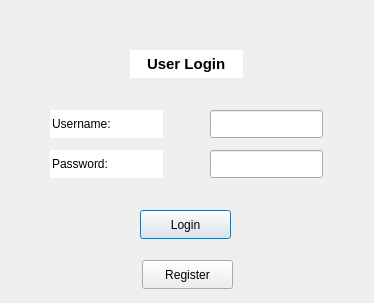
The window that userloginwindow.ui (KirolousFouty/Hospital_Project) describes before a commit, drawn with Qt 5.
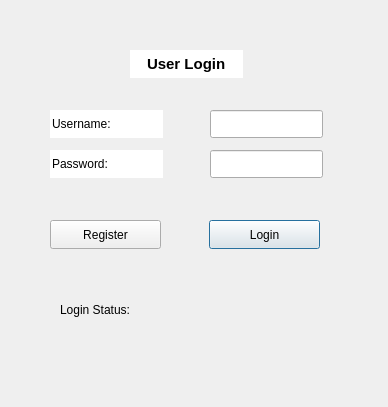
The same window after the commit.

Patch:
```diff
--- a/userloginwindow.ui
+++ b/userloginwindow.ui
@@ -6,8 +6,8 @@
    <rect>
     <x>0</x>
     <y>0</y>
-    <width>374</width>
-    <height>303</height>
+    <width>388</width>
+    <height>407</height>
    </rect>
   </property>
   <property name="windowTitle">
@@ -99,9 +99,9 @@
   <widget class="QPushButton" name="loginButton">
    <property name="geometry">
     <rect>
-     <x>140</x>
-     <y>210</y>
-     <width>91</width>
+     <x>209</x>
+     <y>220</y>
+     <width>111</width>
      <height>29</height>
     </rect>
    </property>
@@ -112,9 +112,9 @@
   <widget class="QPushButton" name="registerButton">
    <property name="geometry">
     <rect>
-     <x>142</x>
-     <y>260</y>
-     <width>91</width>
+     <x>50</x>
+     <y>220</y>
+     <width>111</width>
      <height>29</height>
     </rect>
    </property>
@@ -122,6 +122,19 @@
     <string>Register</string>
    </property>
   </widget>
+  <widget class="QLabel" name="loginStatusTitle">
+   <property name="geometry">
+    <rect>
+     <x>60</x>
+     <y>300</y>
+     <width>271</width>
+     <height>20</height>
+    </rect>
+   </property>
+   <property name="text">
+    <string>Login Status:</string>
+   </property>
+  </widget>
  </widget>
  <resources/>
  <connections/>
```
Left out of the diff: 3 changed lines with no effect on the pictures.
